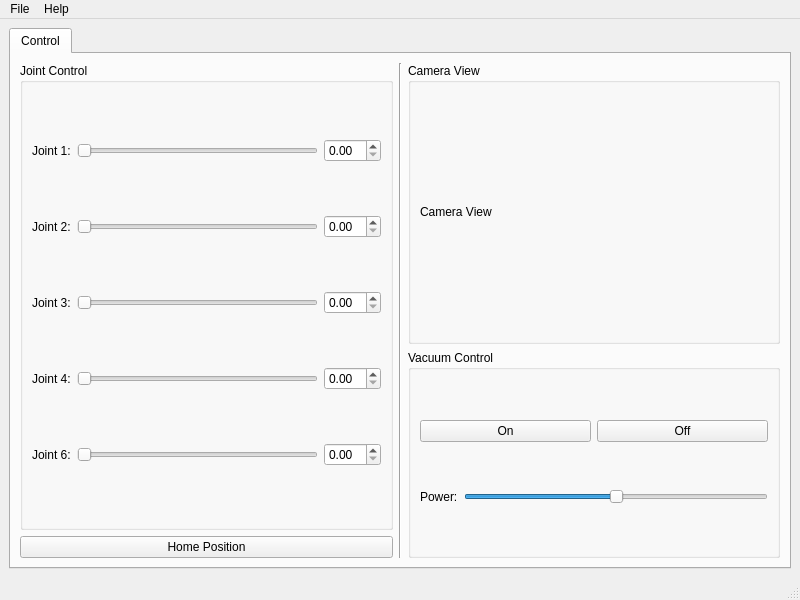
This is src/arm_gui/ui/arm_control_main.ui in jfy9606/rosarm as Qt 5 draws it before an edit. The edited form follows.
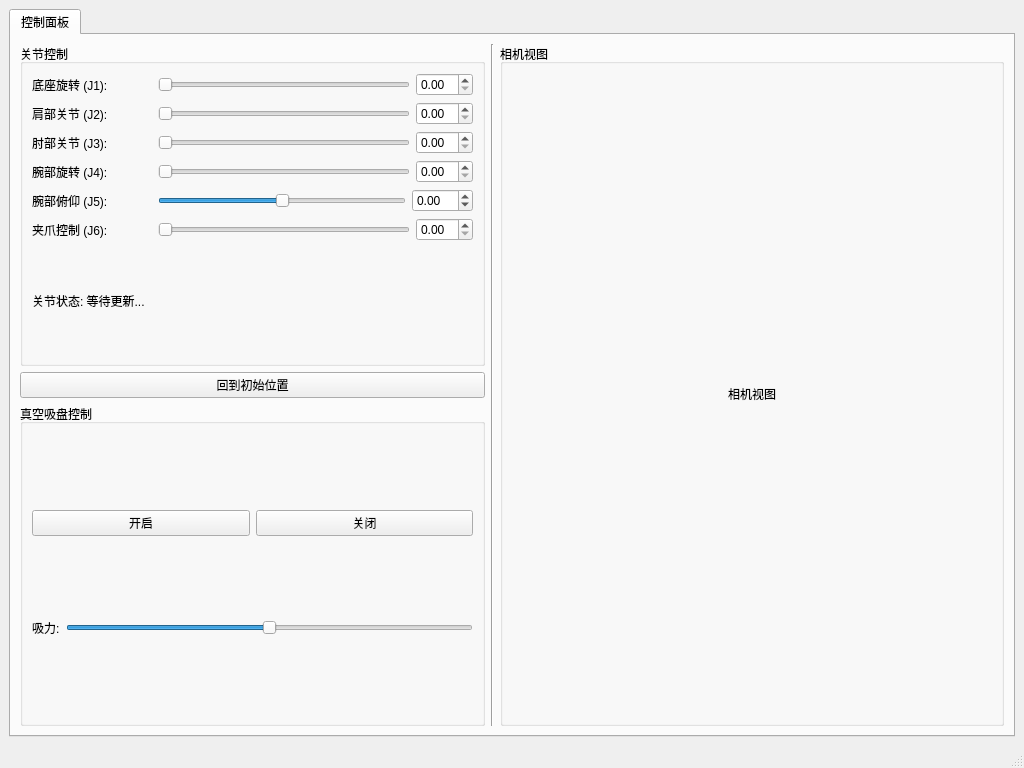
This is the edited form.

The edit to the form file:
```diff
--- a/src/arm_gui/ui/arm_control_main.ui
+++ b/src/arm_gui/ui/arm_control_main.ui
@@ -6,8 +6,8 @@
    <rect>
     <x>0</x>
     <y>0</y>
-    <width>800</width>
-    <height>600</height>
+    <width>1024</width>
+    <height>768</height>
    </rect>
   </property>
   <property name="windowTitle">
@@ -22,7 +22,7 @@
       </property>
       <widget class="QWidget" name="controlTab">
        <attribute name="title">
-        <string>Control</string>
+        <string>控制面板</string>
        </attribute>
        <layout class="QHBoxLayout" name="horizontalLayout">
         <item>
@@ -30,20 +30,38 @@
           <item>
            <widget class="QGroupBox" name="jointControlGroup">
             <property name="title">
-             <string>Joint Control</string>
+             <string>关节控制</string>
+            </property>
+            <property name="minimumSize">
+             <size>
+              <width>400</width>
+              <height>0</height>
+             </size>
             </property>
             <layout class="QVBoxLayout" name="verticalLayout_2">
              <item>
               <layout class="QHBoxLayout" name="joint1Layout">
                <item>
                 <widget class="QLabel" name="joint1Label">
+                 <property name="minimumSize">
+                  <size>
+                   <width>120</width>
+                   <height>0</height>
+                  </size>
+                 </property>
                  <property name="text">
-                  <string>Joint 1:</string>
+                  <string>底座旋转 (J1):</string>
                  </property>
                 </widget>
                </item>
                <item>
                 <widget class="QSlider" name="joint1Slider">
+                 <property name="minimumSize">
+                  <size>
+                   <width>200</width>
+                   <height>0</height>
+                  </size>
+                 </property>
                  <property name="orientation">
                   <enum>Qt::Horizontal</enum>
                  </property>
@@ -58,13 +76,25 @@
               <layout class="QHBoxLayout" name="joint2Layout">
                <item>
                 <widget class="QLabel" name="joint2Label">
+                 <property name="minimumSize">
+                  <size>
+                   <width>120</width>
+                   <height>0</height>
+                  </size>
+                 </property>
                  <property name="text">
-                  <string>Joint 2:</string>
+                  <string>肩部关节 (J2):</string>
                  </property>
                 </widget>
                </item>
                <item>
                 <widget class="QSlider" name="joint2Slider">
+                 <property name="minimumSize">
+                  <size>
+                   <width>200</width>
+                   <height>0</height>
+                  </size>
+                 </property>
                  <property name="orientation">
                   <enum>Qt::Horizontal</enum>
                  </property>
@@ -79,13 +109,25 @@
               <layout class="QHBoxLayout" name="joint3Layout">
                <item>
                 <widget class="QLabel" name="joint3Label">
+                 <property name="minimumSize">
+                  <size>
+                   <width>120</width>
+                   <height>0</height>
+                  </size>
+                 </property>
                  <property name="text">
-                  <string>Joint 3:</string>
+                  <string>肘部关节 (J3):</string>
                  </property>
                 </widget>
                </item>
                <item>
                 <widget class="QSlider" name="joint3Slider">
+                 <property name="minimumSize">
+                  <size>
+                   <width>200</width>
+                   <height>0</height>
+                  </size>
+                 </property>
                  <property name="orientation">
                   <enum>Qt::Horizontal</enum>
                  </property>
@@ -100,13 +142,25 @@
               <layout class="QHBoxLayout" name="joint4Layout">
                <item>
                 <widget class="QLabel" name="joint4Label">
+                 <property name="minimumSize">
+                  <size>
+                   <width>120</width>
+                   <height>0</height>
+                  </size>
+                 </property>
                  <property name="text">
-                  <string>Joint 4:</string>
+                  <string>腕部旋转 (J4):</string>
                  </property>
                 </widget>
                </item>
                <item>
                 <widget class="QSlider" name="joint4Slider">
+                 <property name="minimumSize">
+                  <size>
+                   <width>200</width>
+                   <height>0</height>
+                  </size>
+                 </property>
                  <property name="orientation">
                   <enum>Qt::Horizontal</enum>
                  </property>
@@ -117,17 +171,75 @@
                </item>
               </layout>
              </item>
+             <item>
+              <layout class="QHBoxLayout" name="joint5Layout">
+               <item>
+                <widget class="QLabel" name="joint5Label">
+                 <property name="minimumSize">
+                  <size>
+                   <width>120</width>
+                   <height>0</height>
+                  </size>
+                 </property>
+                 <property name="text">
+                  <string>腕部俯仰 (J5):</string>
+                 </property>
+                </widget>
+               </item>
+               <item>
+                <widget class="QSlider" name="joint5Slider">
+                 <property name="minimumSize">
+                  <size>
+                   <width>200</width>
+                   <height>0</height>
+                  </size>
+                 </property>
+                 <property name="minimum">
+                  <number>-90</number>
+                 </property>
+                 <property name="maximum">
+                  <number>90</number>
+                 </property>
+                 <property name="orientation">
+                  <enum>Qt::Horizontal</enum>
+                 </property>
+                </widget>
+               </item>
+               <item>
+                <widget class="QDoubleSpinBox" name="joint5Spin">
+                 <property name="minimum">
+                  <double>-90.000000000000000</double>
+                 </property>
+                 <property name="maximum">
+                  <double>90.000000000000000</double>
+                 </property>
+                </widget>
+               </item>
+              </layout>
+             </item>
              <item>
               <layout class="QHBoxLayout" name="joint6Layout">
                <item>
                 <widget class="QLabel" name="joint6Label">
+                 <property name="minimumSize">
+                  <size>
+                   <width>120</width>
+                   <height>0</height>
+                  </size>
+                 </property>
                  <property name="text">
-                  <string>Joint 6:</string>
+                  <string>夹爪控制 (J6):</string>
                  </property>
                 </widget>
                </item>
                <item>
                 <widget class="QSlider" name="joint6Slider">
+                 <property name="minimumSize">
+                  <size>
+                   <width>200</width>
+                   <height>0</height>
+                  </size>
+                 </property>
                  <property name="orientation">
                   <enum>Qt::Horizontal</enum>
                  </property>
@@ -138,16 +250,74 @@
                </item>
               </layout>
              </item>
+             <item>
+              <widget class="QLabel" name="jointStatusLabel">
+               <property name="text">
+                <string>关节状态: 等待更新...</string>
+               </property>
+              </widget>
+             </item>
             </layout>
            </widget>
           </item>
           <item>
            <widget class="QPushButton" name="homeButton">
             <property name="text">
-             <string>Home Position</string>
+             <string>回到初始位置</string>
             </property>
            </widget>
           </item>
+          <item>
+           <widget class="QGroupBox" name="vacuumGroup">
+            <property name="title">
+             <string>真空吸盘控制</string>
+            </property>
+            <layout class="QVBoxLayout" name="verticalLayout_5">
+             <item>
+              <layout class="QHBoxLayout" name="horizontalLayout_2">
+               <item>
+                <widget class="QPushButton" name="vacuumOnButton">
+                 <property name="text">
+                  <string>开启</string>
+                 </property>
+                </widget>
+               </item>
+               <item>
+                <widget class="QPushButton" name="vacuumOffButton">
+                 <property name="text">
+                  <string>关闭</string>
+                 </property>
+                </widget>
+               </item>
+              </layout>
+             </item>
+             <item>
+              <layout class="QHBoxLayout" name="horizontalLayout_3">
+               <item>
+                <widget class="QLabel" name="powerLabel">
+                 <property name="text">
+                  <string>吸力:</string>
+                 </property>
+                </widget>
+               </item>
+               <item>
+                <widget class="QSlider" name="vacuumPowerSlider">
+                 <property name="maximum">
+                  <number>100</number>
+                 </property>
+                 <property name="value">
+                  <number>50</number>
+                 </property>
+                 <property name="orientation">
+                  <enum>Qt::Horizontal</enum>
+                 </property>
+                </widget>
+               </item>
+              </layout>
+             </item>
+            </layout>
+           </widget>
+          </item>
          </layout>
         </item>
         <item>
@@ -162,76 +332,28 @@
           <item>
            <widget class="QGroupBox" name="viewGroup">
             <property name="title">
-             <string>Camera View</string>
+             <string>相机视图</string>
             </property>
             <layout class="QVBoxLayout" name="verticalLayout_4">
              <item>
               <widget class="QLabel" name="cameraView">
                <property name="minimumSize">
                 <size>
-                 <width>320</width>
-                 <height>240</height>
+                 <width>480</width>
+                 <height>360</height>
                 </size>
                </property>
                <property name="text">
-                <string>Camera View</string>
+                <string>相机视图</string>
+               </property>
+               <property name="alignment">
+                <set>Qt::AlignCenter</set>
                </property>
               </widget>
              </item>
             </layout>
            </widget>
           </item>
-          <item>
-           <widget class="QGroupBox" name="vacuumGroup">
-            <property name="title">
-             <string>Vacuum Control</string>
-            </property>
-            <layout class="QVBoxLayout" name="verticalLayout_5">
-             <item>
-              <layout class="QHBoxLayout" name="horizontalLayout_2">
-               <item>
-                <widget class="QPushButton" name="vacuumOnButton">
-                 <property name="text">
-                  <string>On</string>
-                 </property>
-                </widget>
-               </item>
-               <item>
-                <widget class="QPushButton" name="vacuumOffButton">
-                 <property name="text">
-                  <string>Off</string>
-                 </property>
-                </widget>
-               </item>
-              </layout>
-             </item>
-             <item>
-              <layout class="QHBoxLayout" name="horizontalLayout_3">
-               <item>
-                <widget class="QLabel" name="powerLabel">
-                 <property name="text">
-                  <string>Power:</string>
-                 </property>
-                </widget>
-               </item>
-               <item>
-                <widget class="QSlider" name="vacuumPowerSlider">
-                 <property name="maximum">
-                  <number>100</number>
-                 </property>
-                 <property name="value">
-                  <number>50</number>
-                 </property>
-                 <property name="orientation">
-                  <enum>Qt::Horizontal</enum>
-                 </property>
-                </widget>
-               </item>
-              </layout>
-             </item>
-            </layout>
-           </widget>
-          </item>
          </layout>
         </item>
        </layout>
@@ -245,24 +367,10 @@
     <rect>
      <x>0</x>
      <y>0</y>
-     <width>800</width>
+     <width>1024</width>
      <height>22</height>
     </rect>
    </property>
-   <widget class="QMenu" name="menuFile">
-    <property name="title">
-     <string>File</string>
-    </property>
-    <addaction name="actionExit"/>
-   </widget>
-   <widget class="QMenu" name="menuHelp">
-    <property name="title">
-     <string>Help</string>
-    </property>
-    <addaction name="actionAbout"/>
-   </widget>
-   <addaction name="menuFile"/>
-   <addaction name="menuHelp"/>
   </widget>
   <widget class="QStatusBar" name="statusbar"/>
   <action name="actionExit">
```
Left out of the diff: 15 changed lines with no effect on the pictures.
